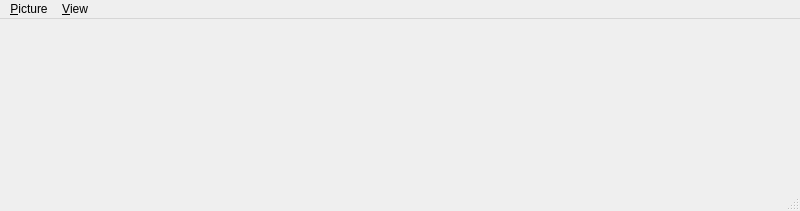
lazarus-pkgs/panini, file ui/mainwindow.ui: the form before one commit.
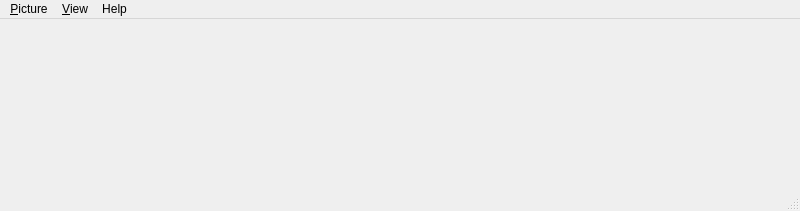
The form after the commit.

What changed in the file:
```diff
--- a/ui/mainwindow.ui
+++ b/ui/mainwindow.ui
@@ -13,17 +13,17 @@
    <string>pvQt</string>
   </property>
   <widget class="QWidget" name="centralwidget" />
-  <widget class="QMenuBar" name="menubar" >
-   <property name="geometry" >
+    <widget class="QMenuBar" name="menubar">
+      <property name="geometry">
     <rect>
      <x>0</x>
      <y>0</y>
      <width>800</width>
-     <height>19</height>
-    </rect>
-   </property>
-   <widget class="QMenu" name="menu_View" >
-    <property name="title" >
+          <height>22</height>
+        </rect>
+      </property>
+      <widget class="QMenu" name="menu_View">
+        <property name="title">
      <string>&amp;View</string>
     </property>
     <addaction name="actionZoom_In" />
@@ -39,8 +39,8 @@
     <addaction name="action_Home" />
     <addaction name="actionReset" />
    </widget>
-   <widget class="QMenu" name="menuLoad" >
-    <property name="title" >
+      <widget class="QMenu" name="menuLoad">
+        <property name="title">
      <string>&amp;Picture</string>
     </property>
     <addaction name="actionQTVR" />
@@ -53,8 +53,15 @@
     <addaction name="separator" />
     <addaction name="actionQuit" />
    </widget>
+      <widget class="QMenu" name="menuHelp">
+        <property name="title">
+          <string>Help</string>
+        </property>
+        <addaction name="actionAbout_pvQt" />
+      </widget>
    <addaction name="menuLoad" />
    <addaction name="menu_View" />
+      <addaction name="menuHelp" />
   </widget>
   <widget class="QStatusBar" name="statusbar" />
   <action name="action_Home" >
```
Left out of the diff: 141 changed lines with no effect on the pictures. Lines whose indentation alone changed are shown as unchanged.
